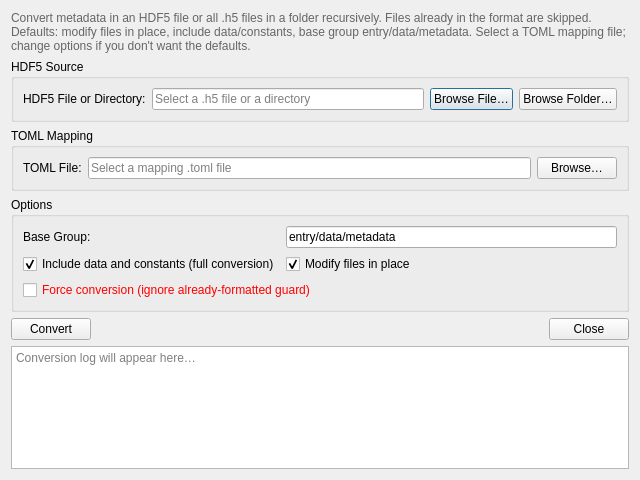
This is src/dashpva/gui/tools/metadata_converter.ui in AdvancedPhotonSource/DashPVA as Qt 5 draws it before an edit. The edited form follows.
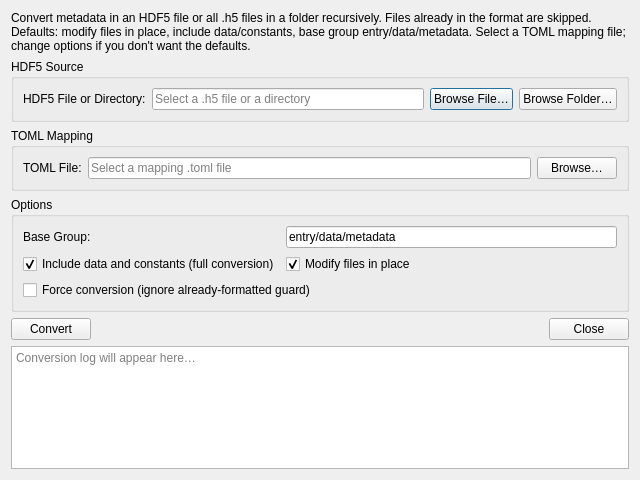
This is the edited form.

Commit message:
refactor: template theme.qss from theme_colors.py via $VARIABLE substitution
feat: add ROI_1–ROI_4 aliases, LOCK_BG, LOCK_BORDER, SIM_BG to theme_colors.py

change: replace all hardcoded hex and pt values in theme.qss with $VARIABLE and $FONT_* tokens

change: migrate all inline styleSheet blocks from 8 .ui files into theme.qss

Resolves #68

```diff
--- a/src/dashpva/gui/tools/metadata_converter.ui
+++ b/src/dashpva/gui/tools/metadata_converter.ui
@@ -16,9 +16,6 @@
   <layout class="QVBoxLayout" name="verticalLayout">
    <item>
     <widget class="QLabel" name="lbl_description">
-     <property name="styleSheet">
-      <string notr="true">color: #666;</string>
-     </property>
      <property name="text">
       <string>Convert metadata in an HDF5 file or all .h5 files in a folder recursively. Files already in the format are skipped. Defaults: modify files in place, include data/constants, base group entry/data/metadata. Select a TOML mapping file; change options if you don&apos;t want the defaults.</string>
      </property>
@@ -145,9 +142,6 @@
         <property name="toolTip">
          <string>This will force a conversion on files and a directory</string>
         </property>
-        <property name="styleSheet">
-         <string notr="true">color: red;</string>
-        </property>
        </widget>
       </item>
      </layout>
```
The commit also changes 9 other files.
